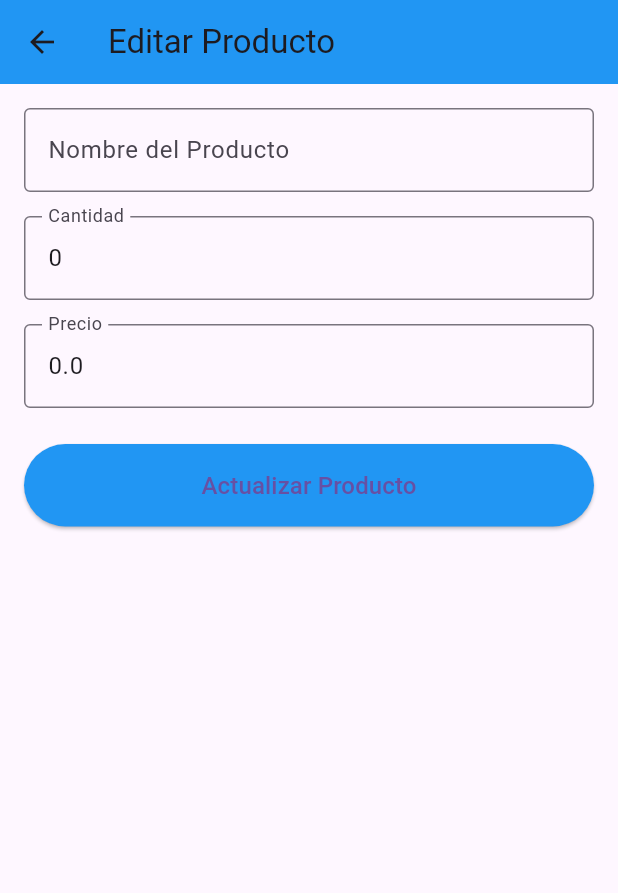
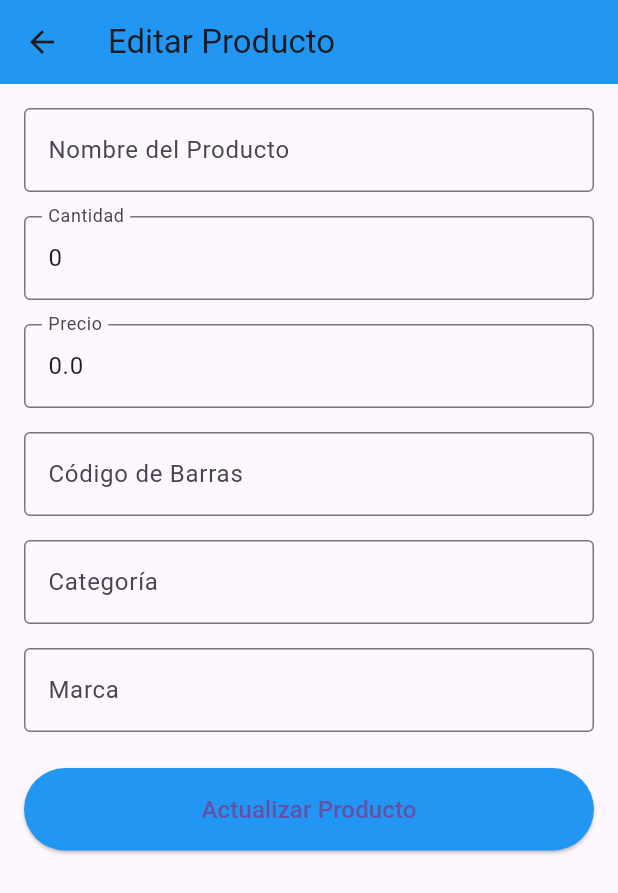
Before and after one commit to Wandering308/pruebafinalinventario, a Flutter app: the EditProductPage screen opened directly with empty values, on a phone screen of 412 x 824 dp. Shown: the top 893 px of the screen. Run offline on Flutter 3.47's test engine with Material 3 defaults, Android fonts, the phone set to English and light mode, and no system bars; our stand-ins replace equatable, flutter_bloc, get_it, shared_preferences, sqflite; accounts and stored records are empty.

Commit message:
beta02 agrego totalidad de campos

```diff
--- a/lib/application/bloc/inventory_event.dart
+++ b/lib/application/bloc/inventory_event.dart
@@ -11,6 +11,33 @@ abstract class InventoryEvent extends Equatable {
 
 class LoadInventories extends InventoryEvent {}
 
+class AddInventoryEvent extends InventoryEvent {
+  final Inventory inventory;
+
+  const AddInventoryEvent(this.inventory);
+
+  @override
+  List<Object> get props => [inventory];
+}
+
+class UpdateInventoryEvent extends InventoryEvent {
+  final Inventory inventory;
+
+  const UpdateInventoryEvent(this.inventory);
+
+  @override
+  List<Object> get props => [inventory];
+}
+
+class DeleteInventoryEvent extends InventoryEvent {
+  final String inventoryId;
+
+  const DeleteInventoryEvent(this.inventoryId);
+
+  @override
+  List<Object> get props => [inventoryId];
+}
+
 class LoadProducts extends InventoryEvent {
   final String inventoryId;
 
@@ -18,15 +45,6 @@ class LoadProducts extends InventoryEvent {
 
   @override
   List<Object> get props => [inventoryId];
-}
-
-class AddInventoryEvent extends InventoryEvent {
-  final Inventory inventory;
-
-  const AddInventoryEvent(this.inventory);
-
-  @override
-  List<Object> get props => [inventory];
 }
 
 class AddProductEvent extends InventoryEvent {
@@ -38,13 +56,13 @@ class AddProductEvent extends InventoryEvent {
   List<Object> get props => [product];
 }
 
-class DeleteInventoryEvent extends InventoryEvent {
-  final String inventoryId;
+class UpdateProductEvent extends InventoryEvent {
+  final Product product;
 
-  const DeleteInventoryEvent(this.inventoryId);
+  const UpdateProductEvent(this.product);
 
   @override
-  List<Object> get props => [inventoryId];
+  List<Object> get props => [product];
 }
 
 class DeleteProductEvent extends InventoryEvent {
@@ -56,21 +74,3 @@ class DeleteProductEvent extends InventoryEvent {
   @override
   List<Object> get props => [productId, inventoryId];
 }
-
-class UpdateInventoryEvent extends InventoryEvent {
-  final Inventory inventory;
-
-  const UpdateInventoryEvent(this.inventory);
-
-  @override
-  List<Object> get props => [inventory];
-}
-
-class UpdateProductEvent extends InventoryEvent {
-  final Product product;
-
-  const UpdateProductEvent(this.product);
-
-  @override
-  List<Object> get props => [product];
-}
--- a/lib/application/bloc/inventory_state.dart
+++ b/lib/application/bloc/inventory_state.dart
@@ -31,3 +31,5 @@ class InventoryError extends InventoryState {
   @override
   List<Object> get props => [message];
 }
+
+class InventoryDeleted extends InventoryState {}
--- a/lib/infrastructure/datasources/database_helper.dart
+++ b/lib/infrastructure/datasources/database_helper.dart
@@ -1,4 +1,3 @@
-// Asegúrate de importar `product.dart` y otros archivos necesarios
 import 'package:sqflite/sqflite.dart';
 import 'package:path/path.dart';
 import 'package:inventario_app_finish/domain/entities/inventory.dart';
--- a/lib/presentation/pages/edit_inventory_page.dart
+++ b/lib/presentation/pages/edit_inventory_page.dart
@@ -41,8 +41,6 @@ class EditInventoryPage extends StatelessWidget {
                     final updatedInventory = Inventory(
                       id: inventory.id,
                       name: _nameController.text,
-                      description: inventory
-                          .description, // Preserve the original description
                     );
                     context.read<InventoryBloc>().add(
                           UpdateInventoryEvent(updatedInventory),
--- a/lib/presentation/pages/edit_product_page.dart
+++ b/lib/presentation/pages/edit_product_page.dart
@@ -16,6 +16,9 @@ class _EditProductPageState extends State<EditProductPage> {
   late TextEditingController nameController;
   late TextEditingController quantityController;
   late TextEditingController priceController;
+  late TextEditingController barcodeController;
+  late TextEditingController categoryController;
+  late TextEditingController brandController;
   bool _isLoading = false;
   DatabaseHelper databaseHelper = DatabaseHelper();
 
@@ -27,6 +30,11 @@ class _EditProductPageState extends State<EditProductPage> {
         TextEditingController(text: widget.product.quantity.toString());
     priceController =
         TextEditingController(text: widget.product.price.toString());
+    barcodeController =
+        TextEditingController(text: widget.product.barcode ?? '');
+    categoryController =
+        TextEditingController(text: widget.product.category ?? '');
+    brandController = TextEditingController(text: widget.product.brand ?? '');
   }
 
   @override
@@ -95,6 +103,30 @@ class _EditProductPageState extends State<EditProductPage> {
                         return null;
                       },
                     ),
+                    SizedBox(height: 16.0),
+                    TextFormField(
+                      controller: barcodeController,
+                      decoration: InputDecoration(
+                        labelText: 'Código de Barras',
+                        border: OutlineInputBorder(),
+                      ),
+                    ),
+                    SizedBox(height: 16.0),
+                    TextFormField(
+                      controller: categoryController,
+                      decoration: InputDecoration(
+                        labelText: 'Categoría',
+                        border: OutlineInputBorder(),
+                      ),
+                    ),
+                    SizedBox(height: 16.0),
+                    TextFormField(
+                      controller: brandController,
+                      decoration: InputDecoration(
+                        labelText: 'Marca',
+                        border: OutlineInputBorder(),
+                      ),
+                    ),
                     SizedBox(height: 24.0),
                     ElevatedButton(
                       onPressed: _updateProduct,
@@ -129,9 +161,9 @@ class _EditProductPageState extends State<EditProductPage> {
           price: double.parse(priceController.text),
           inventoryId:
               widget.product.inventoryId, // Preserve the original inventoryId
-          barcode: widget.product.barcode, // Preserve the original barcode
-          category: widget.product.category, // Preserve the original category
-          brand: widget.product.brand, // Preserve the original brand
+          barcode: barcodeController.text,
+          category: categoryController.text,
+          brand: brandController.text,
         );
 
         // Update the product in the database
@@ -178,6 +210,9 @@ class _EditProductPageState extends State<EditProductPage> {
     nameController.dispose();
     quantityController.dispose();
     priceController.dispose();
+    barcodeController.dispose();
+    categoryController.dispose();
+    brandController.dispose();
     super.dispose();
   }
 }
```
Also changed, not shown: lib/application/bloc/inventory_bloc.dart (+41 -40 lines), lib/presentation/pages/add_product_page.dart (+33 -0 lines), lib/presentation/pages/inventory_detail_page.dart (+10 -16 lines).
